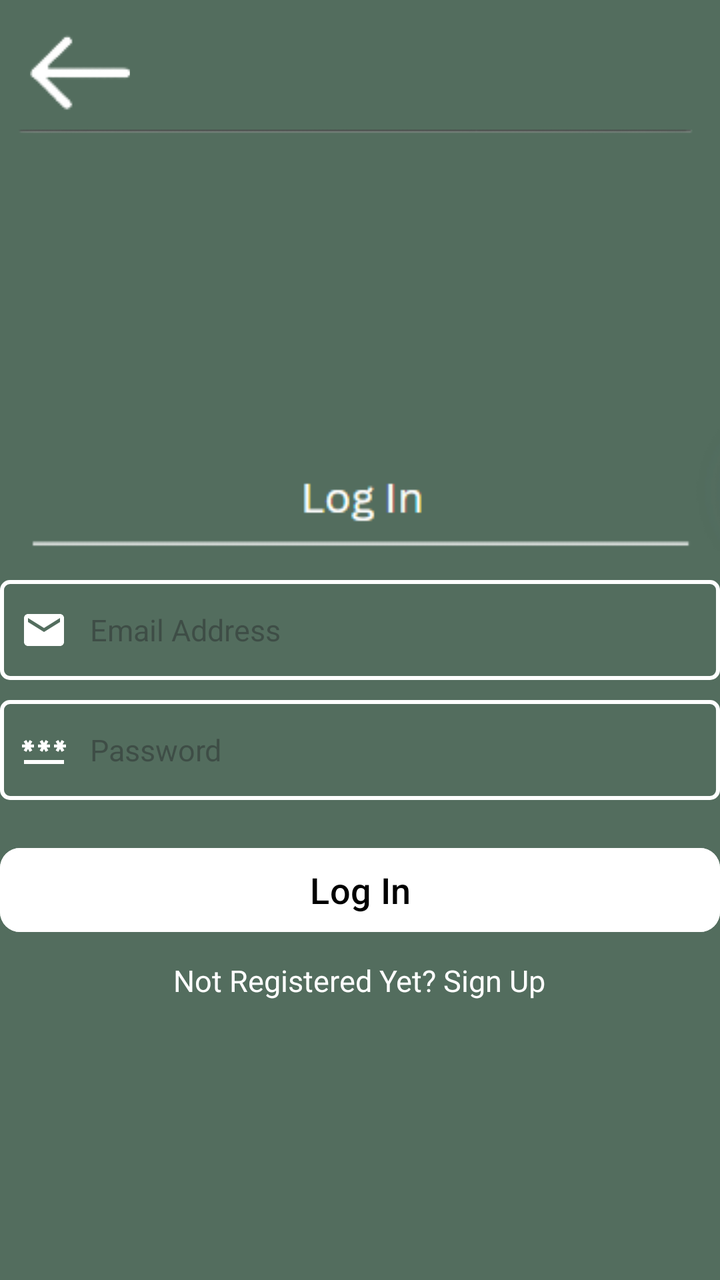
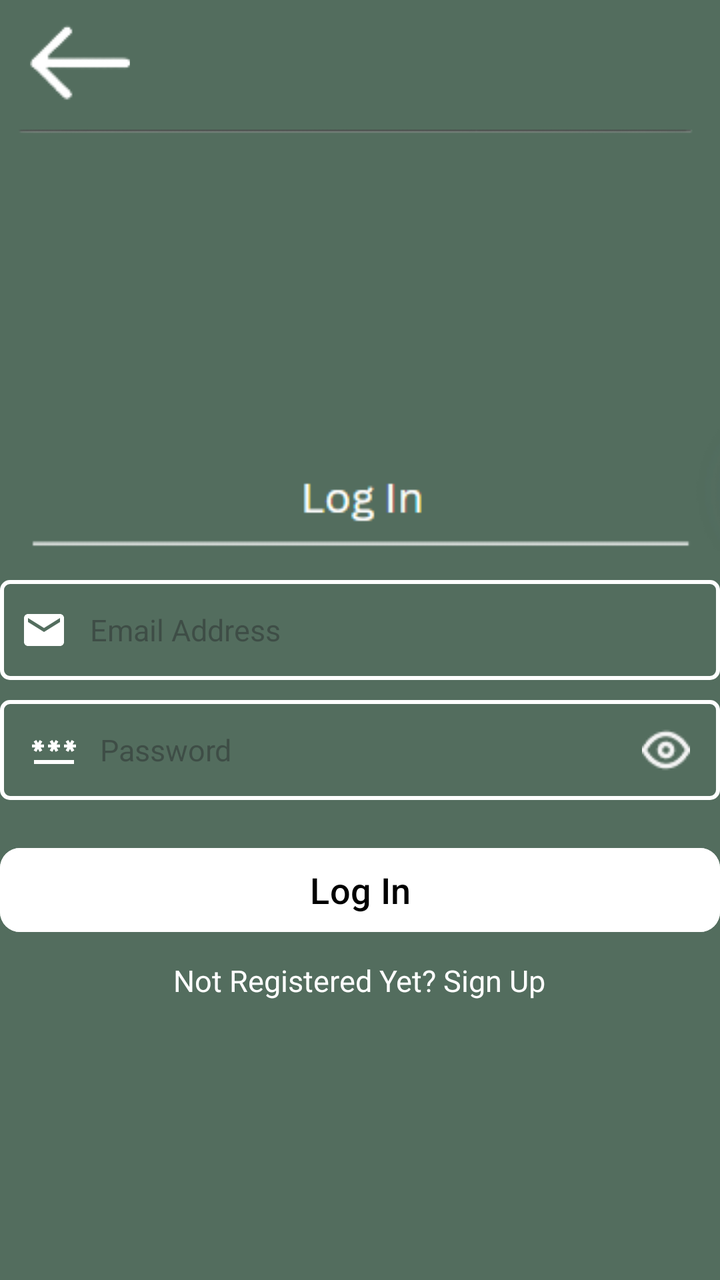

The first picture is an Android layout as it rendered before a commit; the second is the same layout after the commit. The layout source and the unified diff follow.
<!-- AndroidManifest.xml: application theme Theme.Accurepp -->
<!-- res/layout/activity_sign_in.xml -->
<?xml version="1.0" encoding="utf-8"?>
<RelativeLayout xmlns:android="http://schemas.android.com/apk/res/android"
    xmlns:app="http://schemas.android.com/apk/res-auto"
    xmlns:tools="http://schemas.android.com/tools"
    android:id="@+id/main"
    android:layout_width="match_parent"
    android:layout_height="match_parent"
    tools:context=".SignIn"
    android:background="#536d5e">

    <ImageView
        android:layout_width="wrap_content"
        android:layout_height="wrap_content"
        android:src="@drawable/line"
        android:layout_centerHorizontal="true"
        android:layout_marginTop="50dp"/>

    <ImageView
        android:layout_width="match_parent"
        android:layout_height="90dp"
        android:layout_alignParentTop="true"
        android:layout_alignParentEnd="true"
        android:layout_centerVertical="true"
        android:layout_marginTop="200dp"
        android:layout_marginEnd="-1dp"
        android:src="@drawable/headerlogin" />

    <ImageButton
        android:layout_width="50dp"
        android:layout_height="50dp"
        android:src="@drawable/backbutlog"
        android:layout_marginTop="10dp"
        android:id="@+id/back"
        android:layout_marginStart="15dp"/>

    <EditText
        android:layout_width="380dp"
        android:layout_height="50dp"
        android:id="@+id/email"
        android:hint="   Email Address"
        android:layout_marginTop="290dp"
        android:layout_centerHorizontal="true"
        android:textColor="@color/white"
        android:textSize="15dp"
        android:padding="10dp"
        android:background="@drawable/edittext_border"
        android:paddingLeft="25dp"
        android:drawableLeft="@drawable/baseline_email_24"

        />
    <EditText
        android:layout_width="380dp"
        android:layout_height="50dp"
        android:id="@+id/password"
        android:hint="   Password"
        android:layout_marginTop="350dp"
        android:layout_centerHorizontal="true"
        android:textColor="@color/white"
        android:textSize="15dp"
        android:padding="10dp"
        android:paddingLeft="25dp"

        android:background="@drawable/edittext_border"
        android:drawableLeft="@drawable/baseline_password_24"
        />
    <Button
        android:layout_width="380dp"
        android:layout_height="50dp"
        android:id="@+id/loginbut"
        android:layout_marginTop="420dp"
        android:text="Log In"
        app:cornerRadius="10dp"
        android:textColor="@color/black"
        android:layout_centerHorizontal="true"
        android:textSize="18dp"
        android:backgroundTint="@color/white"
        />
    <TextView
        android:layout_width="wrap_content"
        android:layout_height="wrap_content"
        android:id="@+id/notegis"
        android:text="Not Registered Yet? Sign Up"
        android:textColor="@color/white"
        android:textSize="15dp"
        android:layout_marginTop="480dp"
        android:layout_centerHorizontal="true"/>



</RelativeLayout>
<!-- resources referenced by this layout -->
<resources>
  <color name="black">#FF000000</color>
  <color name="white">#FFFFFFFF</color>
  <!-- drawable backbutlog: png bitmap (drawable, 1001 bytes) -->
  <!-- drawable baseline_email_24 (drawable) -->
  <vector xmlns:android="http://schemas.android.com/apk/res/android" android:height="24dp" android:tint="#FFFFFF" android:viewportHeight="24" android:viewportWidth="24" android:width="24dp">
        
      <path android:fillColor="@android:color/white" android:pathData="M20,4L4,4c-1.1,0 -1.99,0.9 -1.99,2L2,18c0,1.1 0.9,2 2,2h16c1.1,0 2,-0.9 2,-2L22,6c0,-1.1 -0.9,-2 -2,-2zM20,8l-8,5 -8,-5L4,6l8,5 8,-5v2z"/>
      
  </vector>
  <!-- drawable baseline_password_24 (drawable) -->
  <vector xmlns:android="http://schemas.android.com/apk/res/android" android:height="24dp" android:tint="#FFFFFF" android:viewportHeight="24" android:viewportWidth="24" android:width="24dp">
        
      <path android:fillColor="@android:color/white" android:pathData="M2,17h20v2H2V17zM3.15,12.95L4,11.47l0.85,1.48l1.3,-0.75L5.3,10.72H7v-1.5H5.3l0.85,-1.47L4.85,7L4,8.47L3.15,7l-1.3,0.75L2.7,9.22H1v1.5h1.7L1.85,12.2L3.15,12.95zM9.85,12.2l1.3,0.75L12,11.47l0.85,1.48l1.3,-0.75l-0.85,-1.48H15v-1.5h-1.7l0.85,-1.47L12.85,7L12,8.47L11.15,7l-1.3,0.75l0.85,1.47H9v1.5h1.7L9.85,12.2zM23,9.22h-1.7l0.85,-1.47L20.85,7L20,8.47L19.15,7l-1.3,0.75l0.85,1.47H17v1.5h1.7l-0.85,1.48l1.3,0.75L20,11.47l0.85,1.48l1.3,-0.75l-0.85,-1.48H23V9.22z"/>
      
  </vector>
  <!-- drawable edittext_border (drawable) -->
  <?xml version="1.0" encoding="utf-8"?>
  <shape xmlns:android="http://schemas.android.com/apk/res/android">
      <solid android:color="@android:color/transparent"/> 
      <stroke
          android:width="2dp"
      android:color="@android:color/white"/> 
      <corners android:radius="4dp"/> 
  </shape>
  <!-- drawable headerlogin: png bitmap (drawable, 1227 bytes) -->
  <!-- drawable line: png bitmap (drawable, 732 bytes) -->
  <style name="Theme.Accurepp" parent="Base.Theme.Accurepp" />
  <style name="Base.Theme.Accurepp" parent="Theme.Material3.DayNight.NoActionBar">
          
          
      </style>
</resources>

<!-- the commit's change to res/layout/activity_sign_in.xml (unified diff, before → after) -->
@@ -7,6 +7,83 @@
     android:layout_height="match_parent"
     tools:context=".SignIn"
     android:background="#536d5e">
+
+
+
+
+
+
+
+
+
+
+
+
+
+
+
+
+
+
+
+
+
+
+
+
+
+
+
+
+
+
+
+
+
+
+
+
+
+
+
+
+
+
+
+
+
+
+
+
+
+
+
+
+
+
+
+
+
+
+
+
+
+
+
+
+
+
+
+
+
+
+
+
+
+
+
+
+
 
     <ImageView
         android:layout_width="wrap_content"
@@ -27,7 +104,7 @@
 
     <ImageButton
         android:layout_width="50dp"
-        android:layout_height="50dp"
+        android:layout_height="40dp"
         android:src="@drawable/backbutlog"
         android:layout_marginTop="10dp"
         android:id="@+id/back"
@@ -57,9 +134,10 @@
         android:layout_centerHorizontal="true"
         android:textColor="@color/white"
         android:textSize="15dp"
-        android:padding="10dp"
+        android:padding="15dp"
+        android:drawableRight="@drawable/eye"
         android:paddingLeft="25dp"
-
+        android:inputType="textPassword"
         android:background="@drawable/edittext_border"
         android:drawableLeft="@drawable/baseline_password_24"
         />
<!-- resource entries referenced after the edit -->
@@ -24,6 +24,7 @@
       android:color="@android:color/white"/> 
       <corners android:radius="4dp"/> 
   </shape>
+  <!-- drawable eye: png bitmap (drawable, 918 bytes) -->
   <!-- drawable headerlogin: png bitmap (drawable, 1227 bytes) -->
   <!-- drawable line: png bitmap (drawable, 732 bytes) -->
   <style name="Theme.Accurepp" parent="Base.Theme.Accurepp" />
